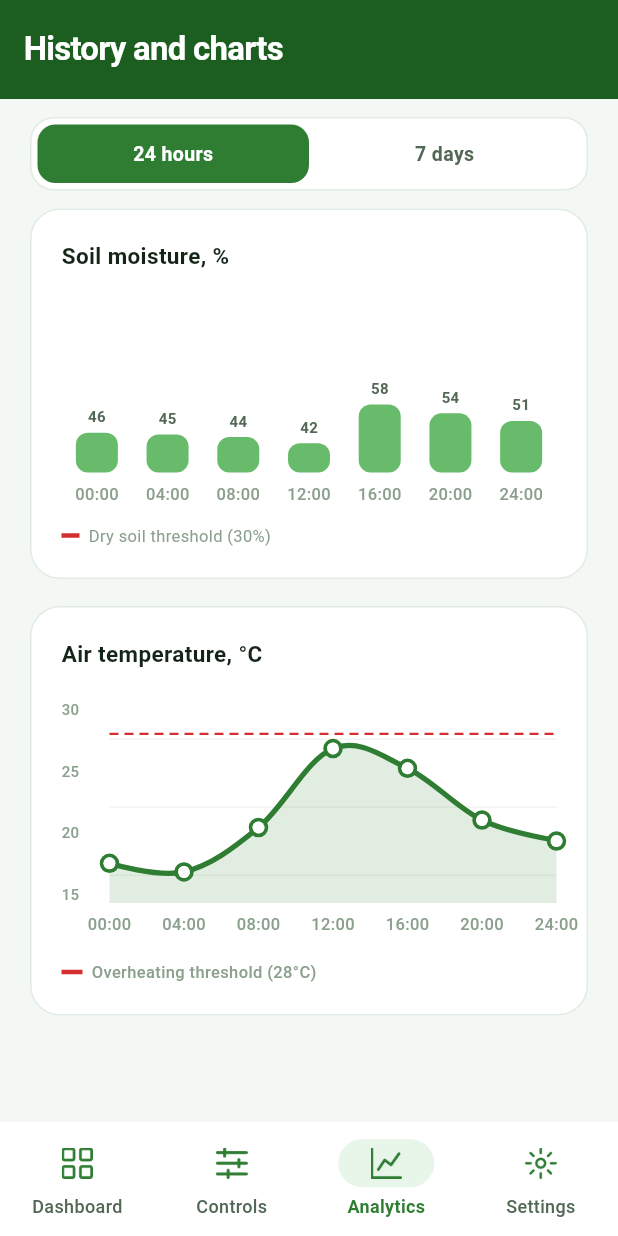
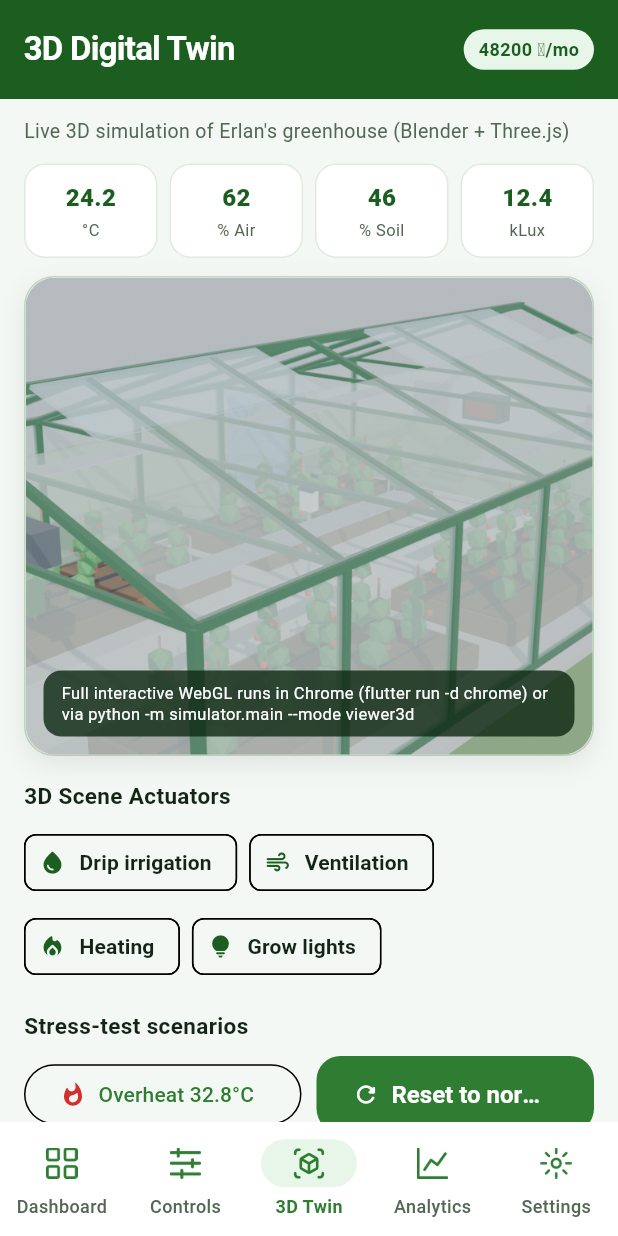
Before and after one commit to Lumix1337/green-land, a Flutter app: the MainNavigationScreen screen opened directly with empty values, item 3 of the bottom bar chosen, on a phone screen of 412 x 824 dp. Run offline on Flutter 3.47's test engine with Material 3 defaults, Android fonts, the phone set to English and light mode, and no system bars; drawn by our look-alikes of fl_chart; our stand-ins replace supabase_flutter; missing offline and left inert: dart:html, dart:ui_web; accounts and stored records are empty.

Commit message:
feat(flutter): add 3D Digital Twin simulation tab synced with GreenhouseProvider

```diff
--- a/lib/l10n/app_localizations.dart
+++ b/lib/l10n/app_localizations.dart
@@ -28,6 +28,46 @@ class AppLocalizations {
       AppLanguage.ru: 'Управление',
       AppLanguage.kz: 'Басқару',
       AppLanguage.en: 'Controls',
+    },
+    'nav_simulation': {
+      AppLanguage.ru: '3D-теплица',
+      AppLanguage.kz: '3D-жылыжай',
+      AppLanguage.en: '3D Twin',
+    },
+    'sim3d_title': {
+      AppLanguage.ru: '3D Цифровой двойник',
+      AppLanguage.kz: '3D Цифрлық егіз',
+      AppLanguage.en: '3D Digital Twin',
+    },
+    'sim3d_subtitle': {
+      AppLanguage.ru: 'Живая 3D-симуляция теплицы Ерлана (Blender + Three.js)',
+      AppLanguage.kz: 'Ерлан жылыжайының тірі 3D-симуляциясы (Blender + Three.js)',
+      AppLanguage.en: 'Live 3D simulation of Erlan\'s greenhouse (Blender + Three.js)',
+    },
+    'sim3d_quick_controls': {
+      AppLanguage.ru: 'Приводы в 3D-сцене',
+      AppLanguage.kz: '3D-сахнадағы жетектер',
+      AppLanguage.en: '3D Scene Actuators',
+    },
+    'sim3d_stress_title': {
+      AppLanguage.ru: 'Сценарии стресс-теста',
+      AppLanguage.kz: 'Стресс-тест сценарийлері',
+      AppLanguage.en: 'Stress-test scenarios',
+    },
+    'sim3d_overheat_btn': {
+      AppLanguage.ru: 'Перегрев 32.8°C',
+      AppLanguage.kz: 'Қызып кету 32.8°C',
+      AppLanguage.en: 'Overheat 32.8°C',
+    },
+    'sim3d_reset': {
+      AppLanguage.ru: 'Сбросить в норму',
+      AppLanguage.kz: 'Қалыпқа келтіру',
+      AppLanguage.en: 'Reset to normal',
+    },
+    'sim3d_native_hint': {
+      AppLanguage.ru: 'Интерактивный WebGL доступен в Chrome (flutter run -d chrome) или через python -m simulator.main --mode viewer3d',
+      AppLanguage.kz: 'Интерактивті WebGL Chrome-да (flutter run -d chrome) немесе python -m simulator.main --mode viewer3d арқылы қолжетімді',
+      AppLanguage.en: 'Full interactive WebGL runs in Chrome (flutter run -d chrome) or via python -m simulator.main --mode viewer3d',
     },
     'nav_analytics': {
       AppLanguage.ru: 'Аналитика',
--- a/lib/views/main_navigation_screen.dart
+++ b/lib/views/main_navigation_screen.dart
@@ -3,6 +3,7 @@ import 'package:provider/provider.dart';
 import '../services/greenhouse_provider.dart';
 import 'dashboard_screen.dart';
 import 'control_screen.dart';
+import 'simulation_3d_screen.dart';
 import 'analytics_screen.dart';
 import 'settings_screen.dart';
 
@@ -26,6 +27,7 @@ class _MainNavigationScreenState extends State<MainNavigationScreen> {
     final screens = [
       DashboardScreen(onOpenControls: () => setState(() => _currentIndex = 1)),
       const ControlScreen(),
+      const Simulation3DScreen(),
       const AnalyticsScreen(),
       SettingsScreen(onLogout: widget.onLogout),
     ];
@@ -57,6 +59,10 @@ class _MainNavigationScreenState extends State<MainNavigationScreen> {
             label: l10n.tr('nav_control'),
           ),
           NavigationDestination(
+            icon: const Icon(Icons.view_in_ar_rounded, size: 22),
+            label: l10n.tr('nav_simulation'),
+          ),
+          NavigationDestination(
             icon: Image.asset('assets/figma/analytics.png',
                 width: 21, height: 21),
             label: l10n.tr('nav_analytics'),
--- /dev/null
+++ b/lib/views/simulation_3d_screen.dart
@@ -0,0 +1,301 @@
+import 'package:flutter/material.dart';
+import 'package:provider/provider.dart';
+import '../services/greenhouse_provider.dart';
+import '../theme/app_theme.dart';
+import '../widgets/digital_twin_embed.dart';
+
+class Simulation3DScreen extends StatelessWidget {
+  const Simulation3DScreen({super.key});
+
+  @override
+  Widget build(BuildContext context) {
+    final provider = context.watch<GreenhouseProvider>();
+    final l10n = provider.l10n;
+    final telemetry = provider.telemetry;
+    final actuators = provider.actuators;
+    final savings = provider.energySavings;
+
+    return Scaffold(
+      backgroundColor: AppTheme.surfaceLight,
+      appBar: AppBar(
+        title: Text(l10n.tr('sim3d_title')),
+        actions: [
+          Padding(
+            padding: const EdgeInsets.only(right: 16),
+            child: Center(
+              child: Container(
+                padding:
+                    const EdgeInsets.symmetric(horizontal: 10, vertical: 5),
+                decoration: BoxDecoration(
+                  color: const Color(0xFFE8F5E9),
+                  borderRadius: BorderRadius.circular(999),
+                ),
+                child: Text(
+                  '${savings.monthlySavedTenge.toStringAsFixed(0)} ₸/mo',
+                  style: const TextStyle(
+                    color: AppTheme.primaryDark,
+                    fontSize: 12,
+                    fontWeight: FontWeight.w700,
+                  ),
+                ),
+              ),
+            ),
+          ),
+        ],
+      ),
+      body: SafeArea(
+        child: SingleChildScrollView(
+          padding: const EdgeInsets.symmetric(horizontal: 16, vertical: 12),
+          child: Column(
+            crossAxisAlignment: CrossAxisAlignment.stretch,
+            children: [
+              Text(
+                l10n.tr('sim3d_subtitle'),
+                style: const TextStyle(
+                  color: AppTheme.textSecondary,
+                  fontSize: 13,
+                ),
+              ),
+              const SizedBox(height: 12),
+
+              // Live 4-Sensor Telemetry Strip
+              Row(
+                children: [
+                  Expanded(
+                    child: _MiniMetricTile(
+                      label: '°C',
+                      value: telemetry.airTemp.toStringAsFixed(1),
+                      alert: telemetry.isOverheated(),
+                    ),
+                  ),
+                  const SizedBox(width: 8),
+                  Expanded(
+                    child: _MiniMetricTile(
+                      label: '% Air',
+                      value: telemetry.airHumidity.toStringAsFixed(0),
+                    ),
+                  ),
+                  const SizedBox(width: 8),
+                  Expanded(
+                    child: _MiniMetricTile(
+                      label: '% Soil',
+                      value: telemetry.soilMoisture.toStringAsFixed(0),
+                      alert: telemetry.isDrought(),
+                    ),
+                  ),
+                  const SizedBox(width: 8),
+                  Expanded(
+                    child: _MiniMetricTile(
+                      label: 'kLux',
+                      value: telemetry.lightLevelKLux.toStringAsFixed(1),
+                    ),
+                  ),
+                ],
+              ),
+
+              const SizedBox(height: 12),
+
+              // Interactive 3D Digital Twin Viewport (WebGL iframe on Web, live preview on mobile)
+              SizedBox(
+                height: 320,
+                child: Container(
+                  decoration: BoxDecoration(
+                    borderRadius: BorderRadius.circular(20),
+                    border: Border.all(
+                      color: AppTheme.primary.withOpacity(0.25),
+                    ),
+                    boxShadow: [
+                      BoxShadow(
+                        color: Colors.black.withOpacity(0.08),
+                        blurRadius: 14,
+                        offset: const Offset(0, 6),
+                      ),
+                    ],
+                  ),
+                  child: DigitalTwinEmbed(
+                    telemetry: telemetry,
+                    actuators: actuators,
+                    isOffline: provider.isOffline,
+                    nativeHint: l10n.tr('sim3d_native_hint'),
+                  ),
+                ),
+              ),
+
+              const SizedBox(height: 16),
+
+              // Quick 3D Actuator Controls
+              Text(
+                l10n.tr('sim3d_quick_controls'),
+                style: const TextStyle(
+                  color: AppTheme.textPrimary,
+                  fontSize: 15,
+                  fontWeight: FontWeight.w700,
+                ),
+              ),
+              const SizedBox(height: 10),
+              Wrap(
+                spacing: 8,
+                runSpacing: 8,
+                children: [
+                  _ActuatorChip(
+                    icon: Icons.water_drop_rounded,
+                    label: l10n.tr('actuator_irrigation'),
+                    active: actuators.irrigation,
+                    onSelected: (val) =>
+                        provider.toggleActuator('irrigation', val),
+                  ),
+                  _ActuatorChip(
+                    icon: Icons.air_rounded,
+                    label: l10n.tr('actuator_ventilation'),
+                    active: actuators.ventilation,
+                    onSelected: (val) =>
+                        provider.toggleActuator('ventilation', val),
+                  ),
+                  _ActuatorChip(
+                    icon: Icons.local_fire_department_rounded,
+                    label: l10n.tr('actuator_heater'),
+                    active: actuators.heater,
+                    onSelected: (val) =>
+                        provider.toggleActuator('heater', val),
+                  ),
+                  _ActuatorChip(
+                    icon: Icons.lightbulb_rounded,
+                    label: l10n.tr('actuator_lighting'),
+                    active: actuators.lighting,
+                    onSelected: (val) =>
+                        provider.toggleActuator('lighting', val),
+                  ),
+                ],
+              ),
+
+              const SizedBox(height: 18),
+
+              // Stress-Test Actions
+              Text(
+                l10n.tr('sim3d_stress_title'),
+                style: const TextStyle(
+                  color: AppTheme.textPrimary,
+                  fontSize: 15,
+                  fontWeight: FontWeight.w700,
+                ),
+              ),
+              const SizedBox(height: 10),
+              Row(
+                children: [
+                  Expanded(
+                    child: OutlinedButton.icon(
+                      onPressed: provider.triggerOverheatAlert,
+                      icon: const Icon(Icons.whatshot_rounded,
+                          size: 18, color: AppTheme.statusDanger),
+                      label: Text(
+                        l10n.tr('sim3d_overheat_btn'),
+                        overflow: TextOverflow.ellipsis,
+                      ),
+                    ),
+                  ),
+                  const SizedBox(width: 10),
+                  Expanded(
+                    child: ElevatedButton.icon(
+                      onPressed: () {
+                        provider.dismissAlert();
+                        provider.toggleActuator('ventilation', false);
+                        provider.toggleActuator('heater', false);
+                      },
+                      icon: const Icon(Icons.refresh_rounded, size: 18),
+                      label: Text(
+                        l10n.tr('sim3d_reset'),
+                        overflow: TextOverflow.ellipsis,
+                      ),
+                    ),
+                  ),
+                ],
+              ),
+            ],
+          ),
+        ),
+      ),
+    );
+  }
+}
+
+class _MiniMetricTile extends StatelessWidget {
+  final String label;
+  final String value;
+  final bool alert;
+
+  const _MiniMetricTile({
+    required this.label,
+    required this.value,
+    this.alert = false,
+  });
+
+  @override
+  Widget build(BuildContext context) {
+    return Container(
+      padding: const EdgeInsets.symmetric(vertical: 10, horizontal: 8),
+      decoration: BoxDecoration(
+        color: alert ? const Color(0xFFFFEBEE) : Colors.white,
+        borderRadius: BorderRadius.circular(14),
+        border: Border.all(
+          color: alert
+              ? AppTheme.statusDanger.withOpacity(0.5)
+              : const Color(0xFFE0EAE1),
+        ),
+      ),
+      child: Column(
+        children: [
+          Text(
+            value,
+            style: TextStyle(
+              color: alert ? AppTheme.statusDanger : AppTheme.primaryDark,
+              fontSize: 16,
+              fontWeight: FontWeight.w800,
+            ),
+          ),
+          const SizedBox(height: 2),
+          Text(
+            label,
+            style: const TextStyle(
+              color: AppTheme.textSecondary,
+              fontSize: 11,
+            ),
+          ),
+        ],
+      ),
+    );
+  }
+}
+
+class _ActuatorChip extends StatelessWidget {
+  final IconData icon;
+  final String label;
+  final bool active;
+  final ValueChanged<bool> onSelected;
+
+  const _ActuatorChip({
+    required this.icon,
+    required this.label,
+    required this.active,
+    required this.onSelected,
+  });
+
+  @override
+  Widget build(BuildContext context) {
+    return FilterChip(
+      avatar: Icon(
+        icon,
+        size: 18,
+        color: active ? Colors.white : AppTheme.primaryDark,
+      ),
+      label: Text(label),
+      selected: active,
+      selectedColor: AppTheme.primary,
+      checkmarkColor: Colors.white,
+      labelStyle: TextStyle(
+        color: active ? Colors.white : AppTheme.textPrimary,
+        fontWeight: FontWeight.w600,
+      ),
+      onSelected: onSelected,
+    );
+  }
+}
--- /dev/null
+++ b/lib/widgets/digital_twin_embed.dart
@@ -0,0 +1,2 @@
+export 'digital_twin_embed_stub.dart'
+    if (dart.library.html) 'digital_twin_embed_web.dart';
--- /dev/null
+++ b/lib/widgets/digital_twin_embed_stub.dart
@@ -0,0 +1,126 @@
+import 'package:flutter/material.dart';
+import '../models/actuator_model.dart';
+import '../models/telemetry_model.dart';
+
+class DigitalTwinEmbed extends StatelessWidget {
+  final TelemetryModel telemetry;
+  final ActuatorModel actuators;
+  final bool isOffline;
+  final String nativeHint;
+
+  const DigitalTwinEmbed({
+    super.key,
+    required this.telemetry,
+    required this.actuators,
+    required this.isOffline,
+    required this.nativeHint,
+  });
+
+  @override
+  Widget build(BuildContext context) {
+    Color tintColor = Colors.transparent;
+    if (telemetry.isOverheated()) {
+      tintColor = Colors.red.withOpacity(0.22);
+    } else if (actuators.lighting) {
+      tintColor = const Color(0xFF9C27B0).withOpacity(0.20);
+    } else if (actuators.heater) {
+      tintColor = Colors.deepOrange.withOpacity(0.16);
+    } else if (actuators.irrigation) {
+      tintColor = Colors.lightBlue.withOpacity(0.14);
+    }
+
+    return ClipRRect(
+      borderRadius: BorderRadius.circular(20),
+      child: Stack(
+        fit: StackFit.expand,
+        children: [
+          Image.asset(
+            'assets/models/greenhouse_preview.png',
+            fit: BoxFit.cover,
+            errorBuilder: (context, _, __) => Container(
+              color: const Color(0xFF132A17),
+              alignment: Alignment.center,
+              child: const Icon(
+                Icons.view_in_ar_rounded,
+                size: 64,
+                color: Color(0xFF81C784),
+              ),
+            ),
+          ),
+          AnimatedContainer(
+            duration: const Duration(milliseconds: 350),
+            color: tintColor,
+          ),
+          Positioned(
+            top: 12,
+            left: 12,
+            right: 12,
+            child: Wrap(
+              spacing: 6,
+              runSpacing: 6,
+              children: [
+                if (actuators.lighting)
+                  _buildStatusChip(Icons.lightbulb_rounded, 'LED ON', const Color(0xFF8E24AA)),
+                if (actuators.ventilation)
+                  _buildStatusChip(Icons.air_rounded, 'Vents Open', const Color(0xFF00897B)),
+                if (actuators.irrigation)
+                  _buildStatusChip(Icons.water_drop_rounded, 'Drip ON', const Color(0xFF0288D1)),
+                if (actuators.heater)
+                  _buildStatusChip(Icons.local_fire_department_rounded, 'Heater ON', const Color(0xFFE65100)),
+                if (telemetry.isOverheated())
+                  _buildStatusChip(Icons.warning_amber_rounded, '${telemetry.airTemp.toStringAsFixed(1)}°C', const Color(0xFFC62828)),
+                if (isOffline)
+                  _buildStatusChip(Icons.cloud_off_rounded, 'Offline M8', const Color(0xFF455A64)),
+              ],
+            ),
+          ),
+          Positioned(
+            left: 12,
+            right: 12,
+            bottom: 12,
+            child: Container(
+              padding: const EdgeInsets.symmetric(horizontal: 12, vertical: 8),
+              decoration: BoxDecoration(
+                color: const Color(0xCC0D2812),
+                borderRadius: BorderRadius.circular(12),
+              ),
+              child: Text(
+                nativeHint,
+                style: const TextStyle(
+                  color: Colors.white,
+                  fontSize: 11,
+                  height: 1.3,
+                ),
+              ),
+            ),
+          ),
+        ],
+      ),
+    );
+  }
+
+  Widget _buildStatusChip(IconData icon, String label, Color color) {
+    return Container(
+      padding: const EdgeInsets.symmetric(horizontal: 10, vertical: 5),
+      decoration: BoxDecoration(
+        color: color.withOpacity(0.9),
+        borderRadius: BorderRadius.circular(999),
+      ),
+      child: Row(
+        mainAxisSize: MainAxisSize.min,
+        children: [
+          Icon(icon, size: 14, color: Colors.white),
+          const SizedBox(width: 4),
+          Text(
+            label,
+            style: const TextStyle(
+              color: Colors.white,
+              fontSize: 11,
+              fontWeight: FontWeight.w700,
+            ),
+          ),
+        ],
+      ),
+    );
+  }
+}
--- /dev/null
+++ b/lib/widgets/digital_twin_embed_web.dart
@@ -0,0 +1,93 @@
+// ignore_for_file: avoid_web_libraries_in_flutter, deprecated_member_use
+
+import 'dart:html' as html;
+import 'dart:ui_web' as ui_web;
+import 'package:flutter/material.dart';
+import '../models/actuator_model.dart';
+import '../models/telemetry_model.dart';
+
+class DigitalTwinEmbed extends StatefulWidget {
+  final TelemetryModel telemetry;
+  final ActuatorModel actuators;
+  final bool isOffline;
+  final String nativeHint;
+
+  const DigitalTwinEmbed({
+    super.key,
+    required this.telemetry,
+    required this.actuators,
+    required this.isOffline,
+    required this.nativeHint,
+  });
+
+  @override
+  State<DigitalTwinEmbed> createState() => _DigitalTwinEmbedState();
+}
+
+class _DigitalTwinEmbedState extends State<DigitalTwinEmbed> {
+  static int _viewCounter = 0;
+  late final String _viewType;
+  html.IFrameElement? _iframe;
+
+  @override
+  void initState() {
+    super.initState();
+    _viewCounter += 1;
+    _viewType = 'greenland-3d-twin-$_viewCounter';
+
+    final iframe = html.IFrameElement()
+      ..src = 'viewer_3d/index.html?embedded=1'
+      ..style.border = 'none'
+      ..style.width = '100%'
+      ..style.height = '100%'
+      ..allow = 'fullscreen';
+
+    iframe.onLoad.listen((_) => _postStateToViewer());
+    _iframe = iframe;
+
+    ui_web.platformViewRegistry.registerViewFactory(
+      _viewType,
+      (int viewId) => iframe,
+    );
+  }
+
+  @override
+  void didUpdateWidget(covariant DigitalTwinEmbed oldWidget) {
+    super.didUpdateWidget(oldWidget);
+    _postStateToViewer();
+  }
+
+  void _postStateToViewer() {
+    final win = _iframe?.contentWindow;
+    if (win == null) return;
+    final t = widget.telemetry;
+    final a = widget.actuators;
+    win.postMessage({
+      'type': 'greenland_state',
+      'online': !widget.isOffline,
+      'telemetry': {
+        'air_temp': t.airTemp,
+        'air_humidity': t.airHumidity,
+        'soil_moisture': t.soilMoisture,
+        'light_level': t.lightLevel,
+        'is_overheated': t.isOverheated(),
+        'is_drought': t.isDrought(),
+        'is_optimal': t.isOptimal,
+      },
+      'actuators': {
+        'irrigation': a.irrigation,
+        'ventilation': a.ventilation,
+        'heater': a.heater,
+        'lighting': a.lighting,
+      },
+    }, '*');
+  }
+
+  @override
+  Widget build(BuildContext context) {
+    return ClipRRect(
+      borderRadius: BorderRadius.circular(20),
+      child: HtmlElementView(viewType: _viewType),
+    );
+  }
+}
```
